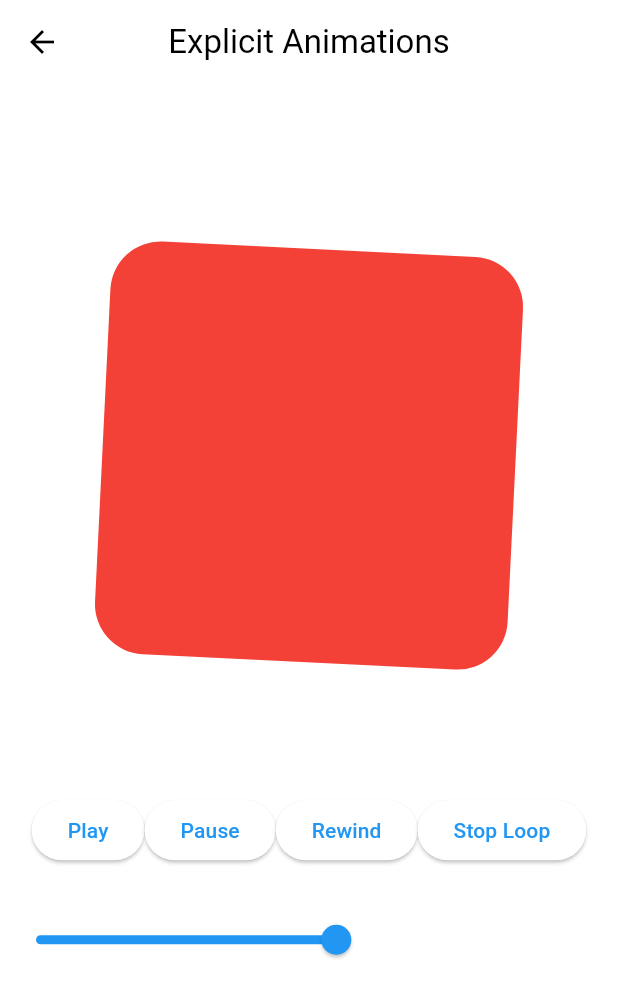
After one commit to WonHyun/flutter_animations, a Flutter app: the ExplicitAnimationsScreen screen opened directly, after a tap on "Start Loop", on a phone screen of 412 x 824 dp. The commit adds this screen. Shown: the top 998 px of the screen. Run offline on Flutter 3.47's test engine with Material 3 defaults, Android fonts, the phone set to English and light mode, and no system bars.

Commit message:
feat: add explicit animations screen

```diff
--- /dev/null
+++ b/lib/screens/explicit_animations_screen.dart
@@ -0,0 +1,181 @@
+import 'package:flutter/material.dart';
+
+class ExplicitAnimationsScreen extends StatefulWidget {
+  const ExplicitAnimationsScreen({super.key});
+
+  @override
+  State<ExplicitAnimationsScreen> createState() =>
+      _ExplicitAnimationsScreenState();
+}
+
+class _ExplicitAnimationsScreenState extends State<ExplicitAnimationsScreen>
+    with SingleTickerProviderStateMixin {
+  late final AnimationController _animationController = AnimationController(
+    vsync: this,
+    duration: const Duration(milliseconds: 2000),
+  )
+    ..addListener(() {
+      _range.value = _animationController.value;
+    })
+    ..addStatusListener((status) {
+      // if (status == AnimationStatus.completed) {
+      //   _animationController.reverse();
+      // } else if (status == AnimationStatus.dismissed) {
+      //   _animationController.forward();
+      // }
+    });
+
+  // late final Animation<Color?> _color = ColorTween(
+  //   begin: Colors.amber,
+  //   end: Colors.red,
+  // ).animate(_animationController);
+
+  late final CurvedAnimation _curved = CurvedAnimation(
+    parent: _animationController,
+    curve: Curves.elasticOut,
+    reverseCurve: Curves.bounceOut,
+  );
+
+  late final Animation<Decoration> _decoration = DecorationTween(
+    begin: BoxDecoration(
+      color: Colors.amber,
+      borderRadius: BorderRadius.circular(10),
+    ),
+    end: BoxDecoration(
+      color: Colors.red,
+      borderRadius: BorderRadius.circular(30),
+    ),
+  ).animate(_curved);
+
+  late final Animation<double> _rotation = Tween(
+    begin: 0.0,
+    end: 0.5,
+  ).animate(_curved);
+
+  late final Animation<double> _scale = Tween(
+    begin: 1.0,
+    end: 1.1,
+  ).animate(_curved);
+
+  late final Animation<Offset> _offset = Tween(
+    begin: Offset.zero,
+    end: const Offset(0, -0.2),
+  ).animate(_curved);
+
+  final ValueNotifier<double> _range = ValueNotifier(0.0);
+
+  void _onChanged(double value) {
+    _animationController.value = value;
+    // _animationController.animateTo(value);
+  }
+
+  void _play() {
+    _animationController.forward();
+  }
+
+  void _pause() {
+    _animationController.stop();
+  }
+
+  void _rewind() {
+    _animationController.reverse();
+  }
+
+  bool _isLooping = false;
+
+  void _toggleLooping() {
+    _isLooping
+        ? _animationController.stop()
+        : _animationController.repeat(reverse: true);
+    setState(() {
+      _isLooping = !_isLooping;
+    });
+  }
+
+  @override
+  void initState() {
+    super.initState();
+  }
+
+  @override
+  void dispose() {
+    _animationController.dispose();
+    super.dispose();
+  }
+
+  @override
+  Widget build(BuildContext context) {
+    return Scaffold(
+      appBar: AppBar(
+        centerTitle: true,
+        title: const Text("Explicit Animations"),
+      ),
+      body: Center(
+        child: Column(
+          mainAxisAlignment: MainAxisAlignment.center,
+          children: [
+            // AnimatedBuilder(
+            //   animation: _color,
+            //   builder: (context, child) {
+            //     return Container(
+            //       width: 200,
+            //       height: 200,
+            //       decoration: BoxDecoration(
+            //         color: _color.value,
+            //       ),
+            //     );
+            //   },
+            // ),
+            SlideTransition(
+              position: _offset,
+              child: ScaleTransition(
+                scale: _scale,
+                child: RotationTransition(
+                  turns: _rotation,
+                  child: DecoratedBoxTransition(
+                    decoration: _decoration,
+                    child: const SizedBox(
+                      width: 250,
+                      height: 250,
+                    ),
+                  ),
+                ),
+              ),
+            ),
+            const SizedBox(height: 50),
+            Row(
+              mainAxisAlignment: MainAxisAlignment.center,
+              children: [
+                ElevatedButton(
+                  onPressed: _play,
+                  child: const Text("Play"),
+                ),
+                ElevatedButton(
+                  onPressed: _pause,
+                  child: const Text("Pause"),
+                ),
+                ElevatedButton(
+                  onPressed: _rewind,
+                  child: const Text("Rewind"),
+                ),
+                ElevatedButton(
+                  onPressed: _toggleLooping,
+                  child: Text(_isLooping ? "Stop Loop" : "Start Loop"),
+                ),
+              ],
+            ),
+            const SizedBox(height: 25),
+            ValueListenableBuilder(
+                valueListenable: _range,
+                builder: (context, value, child) {
+                  return Slider(
+                    value: value,
+                    onChanged: _onChanged,
+                  );
+                }),
+          ],
+        ),
+      ),
+    );
+  }
+}
--- a/lib/screens/menu_screen.dart
+++ b/lib/screens/menu_screen.dart
@@ -1,4 +1,5 @@
 import 'package:flutter/material.dart';
+import 'package:flutter_animations/screens/explicit_animations_screen.dart';
 import 'package:flutter_animations/screens/implicit_animations_screen.dart';
 
 class MenuScreen extends StatelessWidget {
@@ -28,6 +29,11 @@ class MenuScreen extends StatelessWidget {
                   _goToPage(context, const ImplicitAnimationsScreen()),
               child: const Text("Implicit Animations"),
             ),
+            ElevatedButton(
+              onPressed: () =>
+                  _goToPage(context, const ExplicitAnimationsScreen()),
+              child: const Text("Explicit Animations"),
+            ),
           ],
         ),
       ),
```
